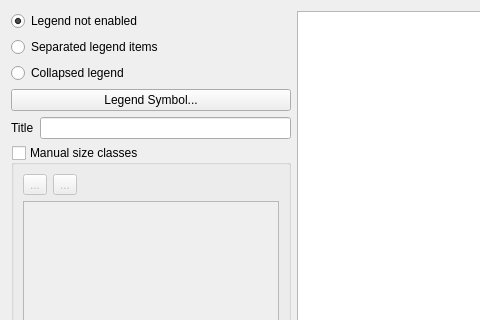
Above: src/ui/qgsdatadefinedsizelegendwidget.ui from qgis/QGIS before the change; both pictures show x 0 to 480 and y 0 to 320 of the 718 by 749 pixel window. Below: the same form after it.
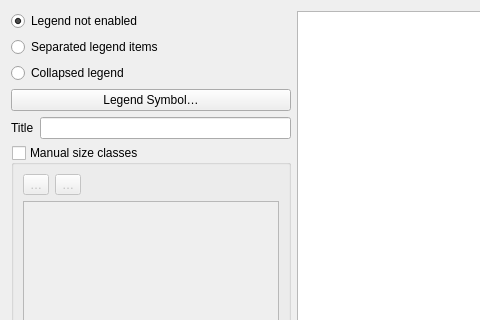
That is the form after the change. Icons and pictures are not drawn.

The edit to the form file:
```diff
--- a/src/ui/qgsdatadefinedsizelegendwidget.ui
+++ b/src/ui/qgsdatadefinedsizelegendwidget.ui
@@ -43,7 +43,7 @@
      <item>
       <widget class="QPushButton" name="btnChangeSymbol">
        <property name="text">
-        <string>Legend Symbol...</string>
+        <string>Legend Symbol…</string>
        </property>
       </widget>
      </item>
@@ -81,7 +81,7 @@
              <string>Add a class</string>
             </property>
             <property name="text">
-             <string>...</string>
+             <string>…</string>
             </property>
             <property name="icon">
              <iconset resource="../../images/images.qrc">
@@ -95,7 +95,7 @@
              <string>Remove selected class</string>
             </property>
             <property name="text">
-             <string>...</string>
+             <string>…</string>
             </property>
             <property name="icon">
              <iconset resource="../../images/images.qrc">
```
